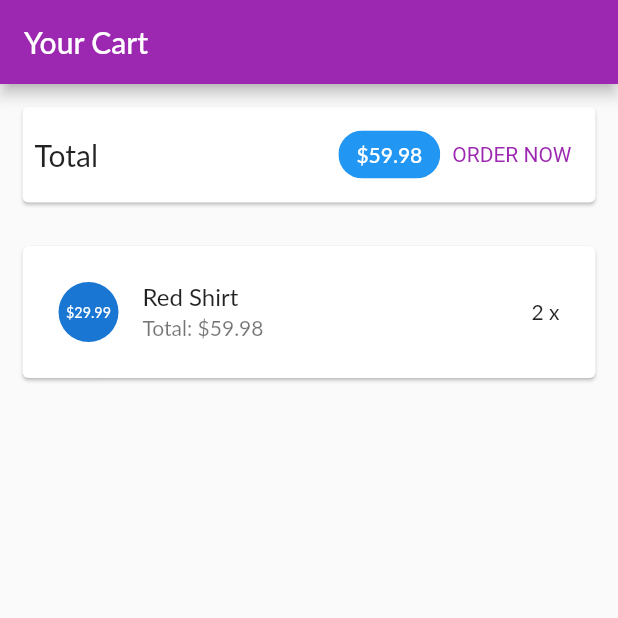
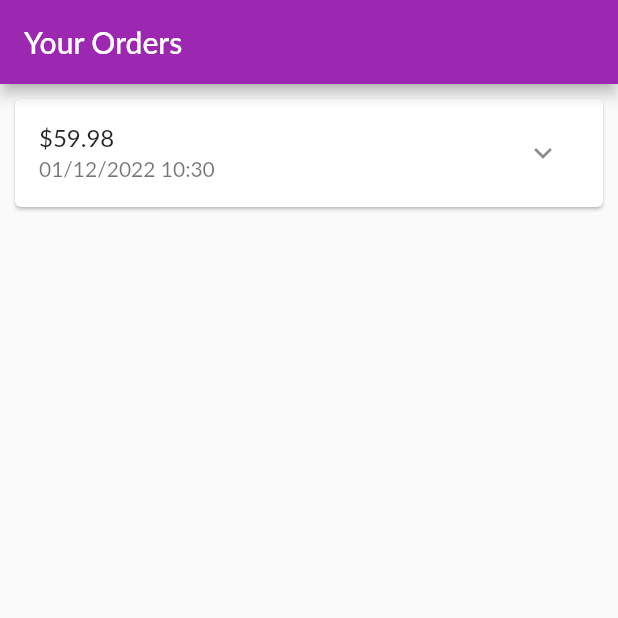
Before and after one commit to tanphatdo131/Testmyshop, a Flutter app: the screen it shows after launch, on a phone screen of 412 x 824 dp, the top half of it. Run offline on Flutter 3.47's test engine with Material 2 defaults, Android fonts, the phone set to English and light mode, and no system bars; Roboto replaces fonts that are missing (Lato).

Commit message:
Xay dung trang cac dat hang

```diff
--- a/lib/main.dart
+++ b/lib/main.dart
@@ -4,6 +4,7 @@ import 'package:test/ui/products/product_detail_screen.dart';
 import 'package:test/ui/products/product_manager.dart';
 import 'package:test/ui/products/user_products_screen.dart';
 import 'ui/cart/cart_screen.dart';
+import 'ui/orders/orders_screen.dart';
 
 void main() {
   runApp(const MyApp());
@@ -26,7 +27,8 @@ class MyApp extends StatelessWidget {
         ),
       ),
       home: const SafeArea(
-          child: CartScreen(),
+          child: OrdersScreen(),
+            //CartScreen(),
             //UserProductsScreen(),
             //ProductsOverviewScreen(),
             //ProductsManager().item[0],
--- /dev/null
+++ b/lib/models/order_item.dart
@@ -0,0 +1,37 @@
+//import 'dart:js_util';
+import 'cart_item.dart';
+
+
+class OrderItem {
+  final String? id;
+  final double amount;
+  final List<CartItem> products;
+  final DateTime dateTime;
+
+  int get productCount {
+    return products.length;
+  }
+
+  OrderItem({
+  this.id,
+  required this.amount,
+  required this.products,
+  DateTime? dateTime,
+  }) : dateTime = dateTime ?? DateTime.now();
+
+
+
+  OrderItem copyWith({
+    String? id,
+    double? amount,
+    List<CartItem>? products,
+    DateTime? dateTime,
+  }) {
+    return OrderItem(
+      id: id ?? this.id,
+      amount: amount ?? this.amount,
+      products: products ?? this.products,
+      dateTime: dateTime ?? this.dateTime,
+    );
+  }
+}
--- /dev/null
+++ b/lib/ui/orders/order_item_card.dart
@@ -0,0 +1,83 @@
+import 'dart:math';
+
+import 'package:flutter/material.dart';
+import 'package:intl/intl.dart';
+
+import '../../models/order_item.dart';
+
+class OrderItemCard extends StatefulWidget {
+  final OrderItem order;
+  const OrderItemCard (this.order, {super.key});
+
+
+@override
+State<OrderItemCard> createState() => _OrderItemCardState();
+}
+
+class _OrderItemCardState extends State<OrderItemCard> { var _expanded = false;
+@override
+Widget build(BuildContext context) {
+return Card(
+  margin: const EdgeInsets.all(10),
+  child: Column(
+    children: <Widget>[
+      buildOrderSummary (),
+if (_expanded) buildOrderDetails()
+    ],
+  ),
+);
+}
+Widget buildOrderDetails() {
+  return Container(
+    padding: const EdgeInsets.symmetric(horizontal: 15, vertical: 4),
+    height: min(widget.order.productCount * 20.0 + 10, 100),
+child: ListView(
+  children: widget.order.products
+      .map(
+        (prod) => Row(
+          mainAxisAlignment: MainAxisAlignment.spaceBetween,
+          children: <Widget>[
+          Text(
+            prod.title,
+            style: const TextStyle(
+              fontSize: 18,
+              fontWeight: FontWeight.bold,
+            ),
+          ),
+
+          Text(
+            '${prod.quantity}x \$${prod.price}',
+            style: const TextStyle(
+              fontSize: 18,
+              color: Colors.grey,
+            ),
+          )
+        ],
+      ),
+    )
+    .toList(),
+    ),
+  );
+}
+
+
+
+
+
+Widget buildOrderSummary () {
+  return ListTile(
+    title: Text('\$${widget.order.amount}'),
+    subtitle: Text(
+      DateFormat('dd/MM/yyyy hh:mm').format(widget.order.dateTime),
+    ),
+  trailing: IconButton(
+    icon: Icon(_expanded ? Icons.expand_less: Icons.expand_more),
+    onPressed: () {
+      setState(() {
+        _expanded = !_expanded;
+        });
+      },
+    ),
+    );
+  }
+}
--- /dev/null
+++ b/lib/ui/orders/order_manager.dart
@@ -0,0 +1,28 @@
+import 'package:flutter/material.dart';
+
+import '../../models/cart_item.dart';
+import '../../models/order_item.dart';
+
+class OrdersManager with ChangeNotifier{
+  final List<OrderItem> _orders = [
+  OrderItem(
+    id: '01',
+    amount: 59.98,
+    products: [
+        CartItem(
+        id: 'c1',
+        title: 'Red Shirt',
+        price: 29.99,
+        quantity: 2,
+        )
+      ],
+      dateTime: DateTime.now(),
+    )
+  ];
+  int get orderCount {
+    return _orders.length;
+    }
+    List<OrderItem> get orders {
+    return [..._orders];
+    }
+}
--- /dev/null
+++ b/lib/ui/orders/orders_screen.dart
@@ -0,0 +1,23 @@
+import 'package:flutter/material.dart';
+
+import 'order_manager.dart';
+import 'order_item_card.dart';
+
+class OrdersScreen extends StatelessWidget {
+  const OrdersScreen({super.key});
+
+  @override
+  Widget build(BuildContext context) {
+    print('building order');
+    final ordersManager = OrdersManager();
+    return Scaffold(
+      appBar: AppBar(
+        title: const Text('Your Orders'),
+      ),
+      body: ListView.builder(
+        itemCount: ordersManager.orderCount,
+        itemBuilder: (ctx, i) => OrderItemCard(ordersManager.orders[i]),
+        ),
+      );
+  }
+}
--- a/pubspec.yaml
+++ b/pubspec.yaml
@@ -30,6 +30,7 @@ environment:
 dependencies:
   flutter:
     sdk: flutter
+  intl: ^0.17.0
 
 
   # The following adds the Cupertino Icons font to your application.
```
Also changed, not shown: pubspec.lock.
